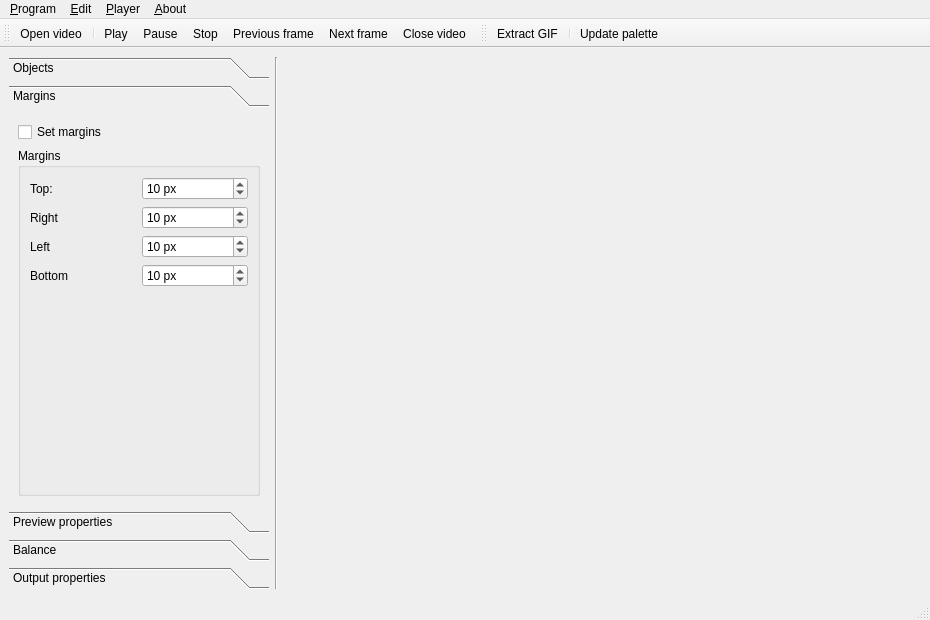
First picture: the form in ui/mainwindow.ui, repository Apkawa/QGifer, before the edit.
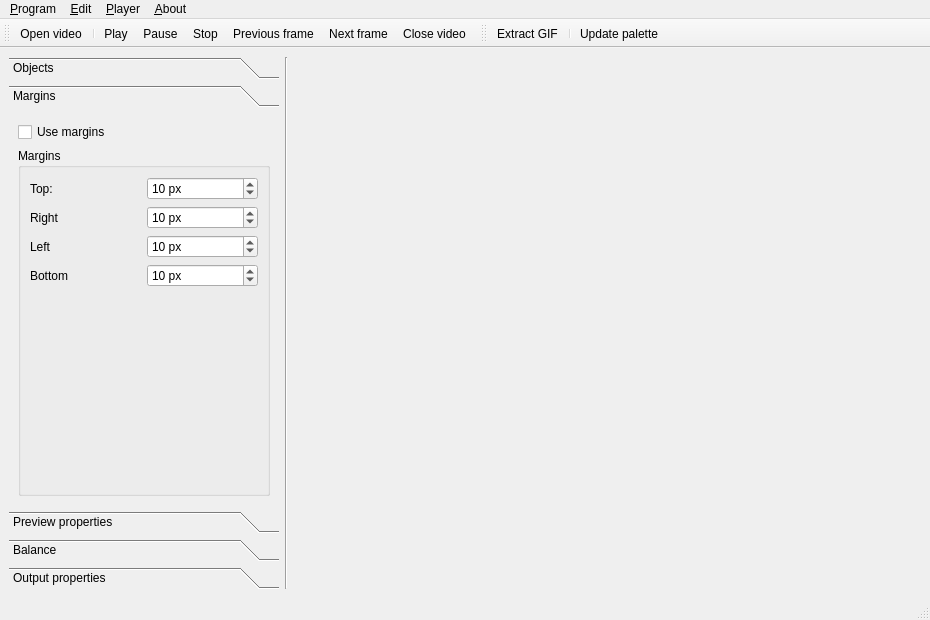
Second picture: the form after the edit. The open tabs and pages were chosen to show the change. Icons and pictures are not drawn. Custom widgets are drawn as their Qt base class.

Commit message: added margins feature

```diff
--- a/ui/mainwindow.ui
+++ b/ui/mainwindow.ui
@@ -41,13 +41,13 @@
       </property>
       <property name="minimumSize">
        <size>
-        <width>260</width>
+        <width>270</width>
         <height>0</height>
        </size>
       </property>
       <property name="maximumSize">
        <size>
-        <width>260</width>
+        <width>270</width>
         <height>16777215</height>
        </size>
       </property>
@@ -64,7 +64,7 @@
         <rect>
          <x>0</x>
          <y>0</y>
-         <width>250</width>
+         <width>260</width>
          <height>393</height>
         </rect>
        </property>
@@ -75,7 +75,7 @@
         <item row="0" column="0">
          <widget class="QCheckBox" name="marginsBox">
           <property name="text">
-           <string>Set margins</string>
+           <string>Use margins</string>
           </property>
          </widget>
         </item>
```
Left out of the diff: 12 changed lines with no effect on the pictures. The commit also changes 4 other files.
